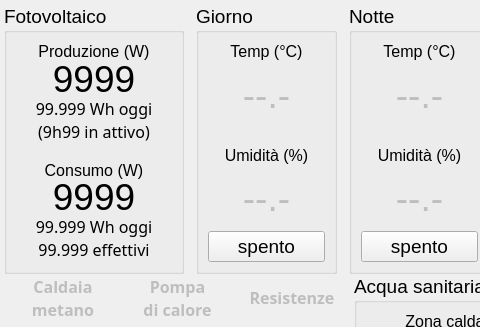
Before: the Qt Designer form dlg_status.ui in pillo79/home-control, drawn with Qt 5; both pictures show x 0 to 480 and y 0 to 327 of the 800 by 480 pixel window.
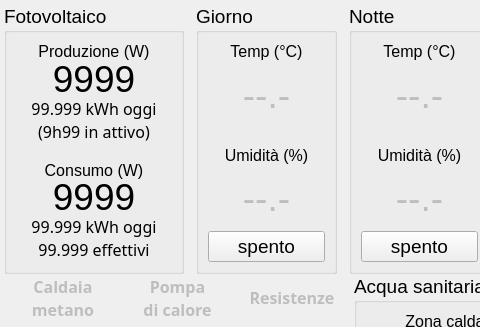
After: the same form once the commit is applied. Icons and pictures are not drawn.

Commit message: Revert to kWh unit

Diff of the .ui file:
```diff
--- a/dlg_status.ui
+++ b/dlg_status.ui
@@ -358,7 +358,7 @@
             </font>
            </property>
            <property name="text">
-            <string>99.999 Wh oggi</string>
+            <string>99.999 kWh oggi</string>
            </property>
            <property name="scaledContents">
             <bool>false</bool>
@@ -439,7 +439,7 @@
             </font>
            </property>
            <property name="text">
-            <string>99.999 Wh oggi</string>
+            <string>99.999 kWh oggi</string>
            </property>
            <property name="scaledContents">
             <bool>false</bool>
```
The commit also changes 1 other file.
